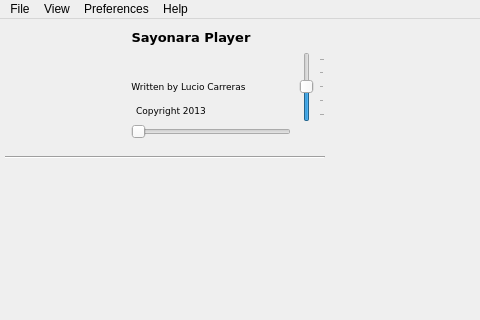
shahid334/sayonara-player, file branches/sayonara-600/GUI/player/GUI_Player.ui: the form before one commit; both pictures show x 0 to 480 and y 0 to 320 of the 765 by 500 pixel window.
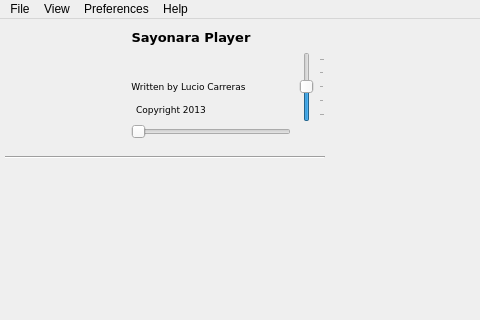
The form after the commit. Icons and pictures are not drawn. Custom widgets are drawn as their Qt base class.

The edit to the form file:
```diff
--- a/branches/sayonara-600/GUI/player/GUI_Player.ui
+++ b/branches/sayonara-600/GUI/player/GUI_Player.ui
@@ -834,6 +834,12 @@
      <layout class="QHBoxLayout" name="horizontalLayout_6">
       <item>
        <widget class="QLabel" name="lab_writtenby">
+        <property name="maximumSize">
+         <size>
+          <width>16777215</width>
+          <height>16</height>
+         </size>
+        </property>
         <property name="font">
          <font>
           <family>DejaVu Sans</family>
@@ -906,6 +912,12 @@
      <layout class="QHBoxLayout" name="horizontalLayout_7">
       <item>
        <widget class="QLabel" name="lab_copyright">
+        <property name="maximumSize">
+         <size>
+          <width>16777215</width>
+          <height>16</height>
+         </size>
+        </property>
         <property name="font">
          <font>
           <family>DejaVu Sans</family>
@@ -966,10 +978,16 @@
      <layout class="QHBoxLayout" name="horizontalLayout_8">
       <item>
        <widget class="QLabel" name="lab_version">
+        <property name="maximumSize">
+         <size>
+          <width>16777215</width>
+          <height>16</height>
+         </size>
+        </property>
         <property name="font">
          <font>
           <family>DejaVu Sans</family>
-          <pointsize>7</pointsize>
+          <pointsize>8</pointsize>
          </font>
         </property>
         <property name="text">
```
Left out of the diff: 14 changed lines with no effect on the pictures.
